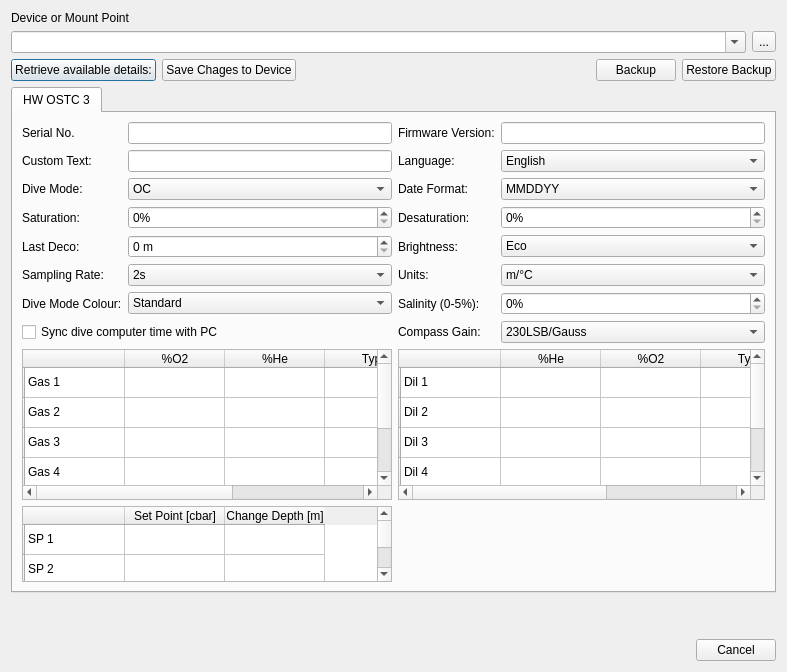
Above: qt-ui/configuredivecomputerdialog.ui from subsurface/subsurface before the change. Below: the same form after it.
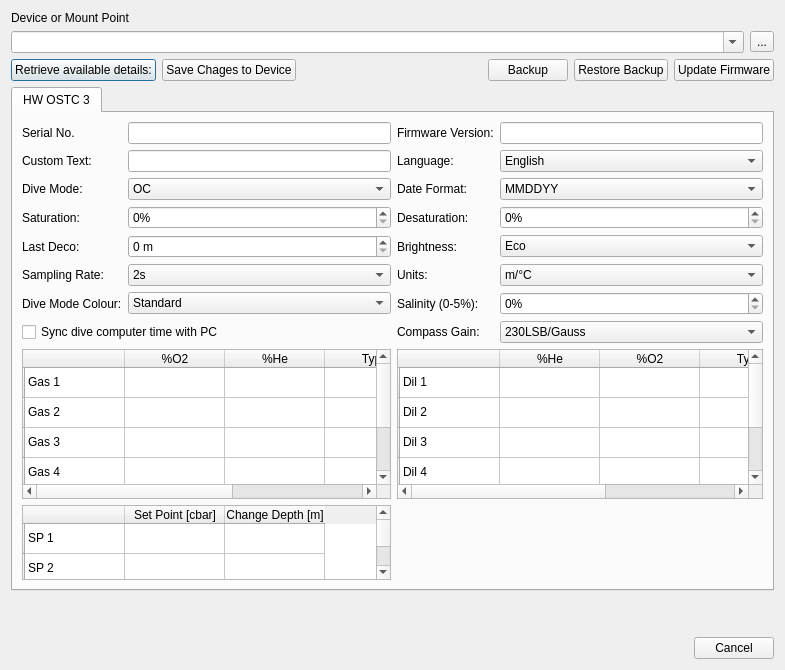
That is the form after the change.

Commit message:
Start Work on Firmware Update
This patch implements the first step towards OSTC 3 firmware update.
Its not much, just file selection, but I will build up on it from there.

Implements a thread to initiate firmware updates. Currently, this is
for the OSTC 3.

```diff
--- a/qt-ui/configuredivecomputerdialog.ui
+++ b/qt-ui/configuredivecomputerdialog.ui
@@ -6,8 +6,8 @@
    <rect>
     <x>0</x>
     <y>0</y>
-    <width>787</width>
-    <height>672</height>
+    <width>785</width>
+    <height>670</height>
    </rect>
   </property>
   <property name="windowTitle">
@@ -89,6 +89,13 @@
        </property>
       </widget>
      </item>
+     <item>
+      <widget class="QPushButton" name="updateFirmwareButton">
+       <property name="text">
+        <string>Update Firmware</string>
+       </property>
+      </widget>
+     </item>
     </layout>
    </item>
    <item>
```
The commit also changes 6 other files.
